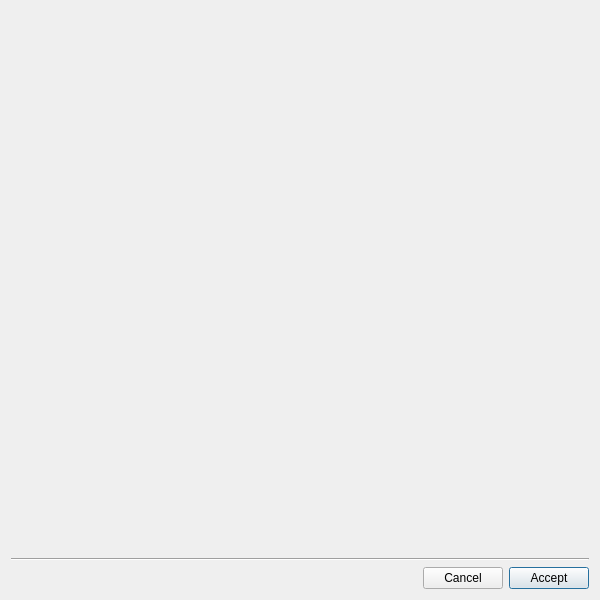
First picture: the form in src/ui/diapreferences.ui, repository mikedmorto/qglpi, before the edit.
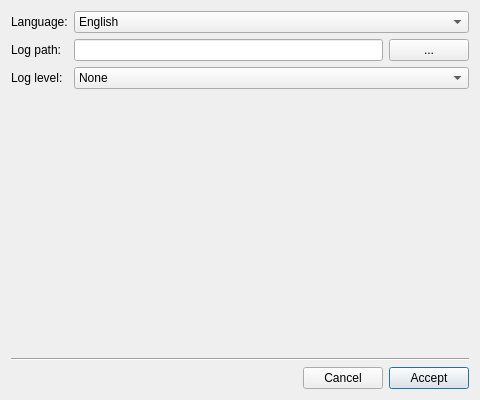
Second picture: the form after the edit.

Diff of the .ui file:
```diff
--- a/src/ui/diapreferences.ui
+++ b/src/ui/diapreferences.ui
@@ -9,8 +9,8 @@
    <rect>
     <x>0</x>
     <y>0</y>
-    <width>600</width>
-    <height>600</height>
+    <width>480</width>
+    <height>400</height>
    </rect>
   </property>
   <property name="windowTitle">
@@ -19,8 +19,85 @@
   <property name="modal">
    <bool>true</bool>
   </property>
-  <layout class="QGridLayout" name="gridLayout">
+  <layout class="QGridLayout" name="gridLayout_2">
    <item row="0" column="0">
+    <layout class="QGridLayout" name="gridLayout">
+     <item row="0" column="0">
+      <widget class="QLabel" name="label">
+       <property name="text">
+        <string>Language:</string>
+       </property>
+      </widget>
+     </item>
+     <item row="0" column="1">
+      <widget class="QComboBox" name="cbox_lang">
+       <item>
+        <property name="text">
+         <string>English</string>
+        </property>
+       </item>
+       <item>
+        <property name="text">
+         <string>Russian</string>
+        </property>
+       </item>
+      </widget>
+     </item>
+     <item row="1" column="0">
+      <widget class="QLabel" name="label_2">
+       <property name="text">
+        <string>Log path:</string>
+       </property>
+      </widget>
+     </item>
+     <item row="1" column="1">
+      <layout class="QHBoxLayout" name="horizontalLayout_2">
+       <item>
+        <widget class="QLineEdit" name="le_logpath"/>
+       </item>
+       <item>
+        <widget class="QPushButton" name="btn_dots">
+         <property name="text">
+          <string>...</string>
+         </property>
+        </widget>
+       </item>
+      </layout>
+     </item>
+     <item row="2" column="0">
+      <widget class="QLabel" name="label_3">
+       <property name="text">
+        <string>Log level:</string>
+       </property>
+      </widget>
+     </item>
+     <item row="2" column="1">
+      <widget class="QComboBox" name="cbox_loglevel">
+       <item>
+        <property name="text">
+         <string>None</string>
+        </property>
+       </item>
+       <item>
+        <property name="text">
+         <string>Alert</string>
+        </property>
+       </item>
+       <item>
+        <property name="text">
+         <string>Info</string>
+        </property>
+       </item>
+       <item>
+        <property name="text">
+         <string>Debug</string>
+        </property>
+       </item>
+      </widget>
+     </item>
+    </layout>
+   </item>
+   <item row="1" column="0">
     <spacer name="verticalSpacer">
      <property name="orientation">
       <enum>Qt::Vertical</enum>
@@ -33,14 +110,14 @@
      </property>
     </spacer>
    </item>
-   <item row="1" column="0">
+   <item row="2" column="0">
     <widget class="Line" name="line">
      <property name="orientation">
       <enum>Qt::Horizontal</enum>
      </property>
     </widget>
    </item>
-   <item row="2" column="0">
+   <item row="3" column="0">
     <layout class="QHBoxLayout" name="horizontalLayout">
      <item>
       <spacer name="horizontalSpacer">
```
